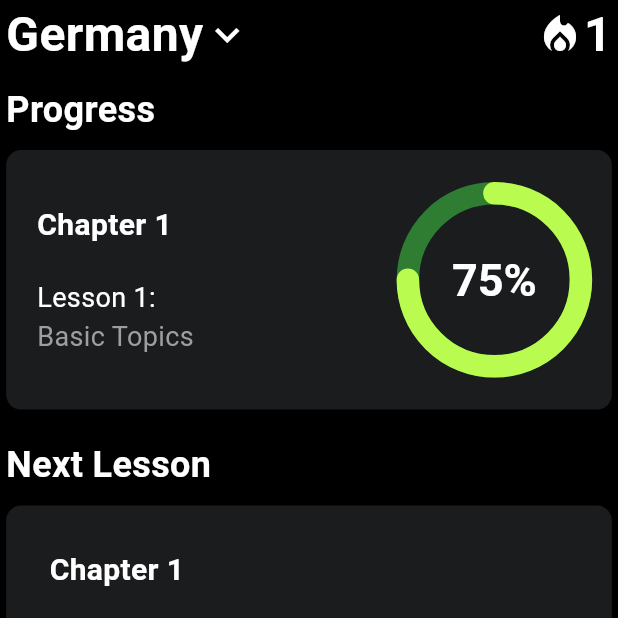
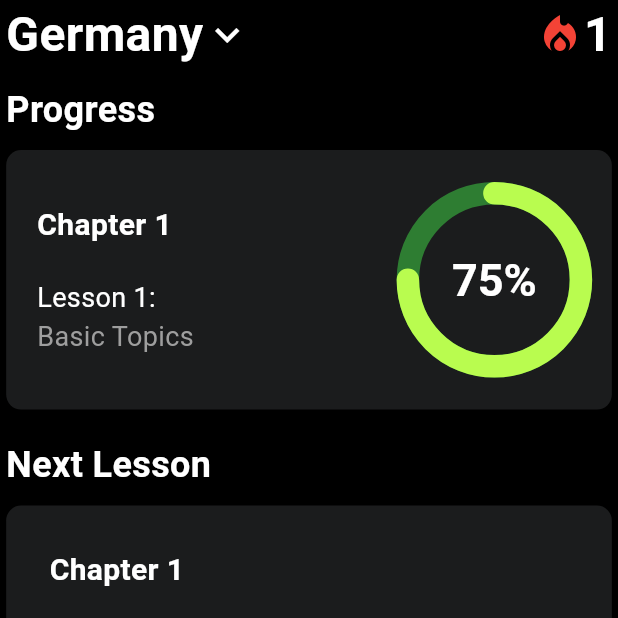
Before and after one commit to dopeCoded/bero, a Flutter app: the screen it shows after launch, on a phone screen of 412 x 824 dp, the top half of it. Run offline on Flutter 3.47's test engine with Material 3 defaults, Android fonts, the light colour scheme and no system bars.

Commit message:
updated icons

```diff
--- a/lib/home_screen.dart
+++ b/lib/home_screen.dart
@@ -39,7 +39,7 @@ class HomeScreenState extends State<HomeScreen> {
                     Spacer(),
                     Icon(
                       Icons.local_fire_department,
-                      color: Colors.white,
+                      color: Colors.red,
                       size: 32,  // アイコンのサイズをテキストに合わせる
                     ),
                     Text(
--- a/lib/lecture.dart
+++ b/lib/lecture.dart
@@ -9,7 +9,7 @@ class LectureScreen extends StatelessWidget {
       appBar: AppBar(
         backgroundColor: Colors.black,
         leading: IconButton(
-          icon: Icon(Icons.arrow_back, color: Colors.blue),
+          icon: Icon(Icons.arrow_back_ios, color: Colors.blue),
           onPressed: () => Navigator.of(context).pop(),
         ),
         title: Text('German Grammar', style: TextStyle(color: Colors.white)),
--- a/lib/list.dart
+++ b/lib/list.dart
@@ -47,7 +47,7 @@ class ListScreenState extends State<ListScreen> {
                     Spacer(),
                     Icon(
                       Icons.local_fire_department,
-                      color: Colors.white,
+                      color: Colors.red,
                       size: 32,
                     ),
                     Text(
```
